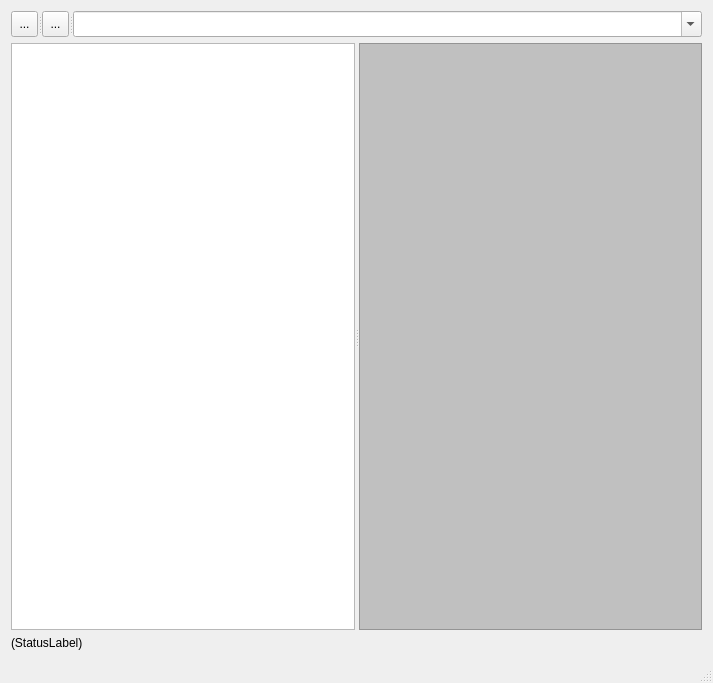
Old version of the form QuickCatalog/catalogwindow.ui in the repository kanryu/quickviewer.
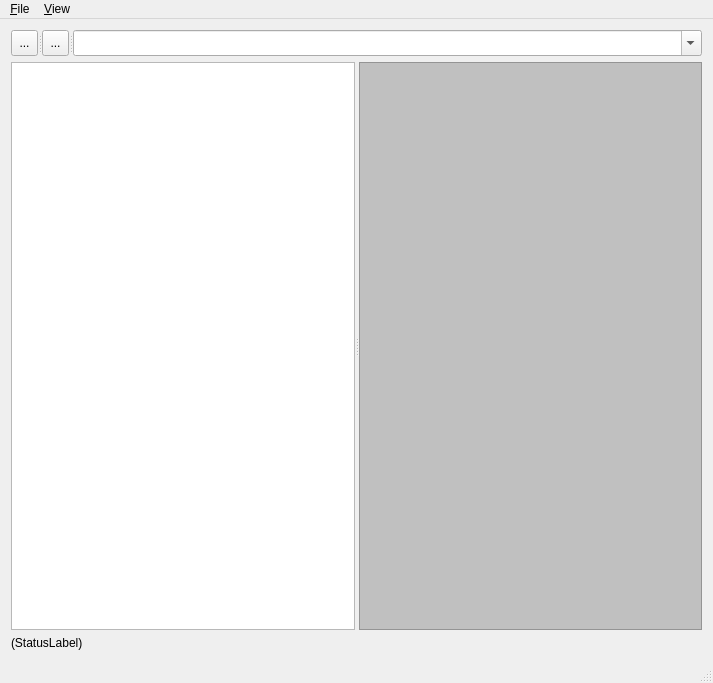
New version of the form. Icons and pictures are not drawn. Custom widgets are drawn as their Qt base class.

Commit message:
Support Book Catalogs, easy to view thumbnails of frontpage of books and search fast
- to create/view/search 'Catalogs'
    - whihc contains the thumbnails of frontpage of Books as icon
    - search by title(folder name of volumes)
- change words 'Database' -> 'Catalog'
- change QuickCatalog app to static lib
- hide updateButton/updateAllButton
- MainWindow can open CatalogWindow

```diff
--- a/QuickCatalog/catalogwindow.ui
+++ b/QuickCatalog/catalogwindow.ui
@@ -165,6 +165,24 @@
      <height>24</height>
     </rect>
    </property>
+   <widget class="QMenu" name="menu_View">
+    <property name="title">
+     <string>&amp;View</string>
+    </property>
+    <addaction name="actionFolderViewList"/>
+    <addaction name="actionFolderViewIcon"/>
+    <addaction name="actionFolderViewIconNoText"/>
+   </widget>
+   <widget class="QMenu" name="menu_File">
+    <property name="title">
+     <string>&amp;File</string>
+    </property>
+    <addaction name="actionManageCatalogs"/>
+    <addaction name="separator"/>
+    <addaction name="actionCloseWindow"/>
+   </widget>
+   <addaction name="menu_File"/>
+   <addaction name="menu_View"/>
   </widget>
   <widget class="QStatusBar" name="statusBar"/>
   <action name="actionPrev">
```
Left out of the diff: 70 changed lines with no effect on the pictures. The commit also changes 16 other files.
